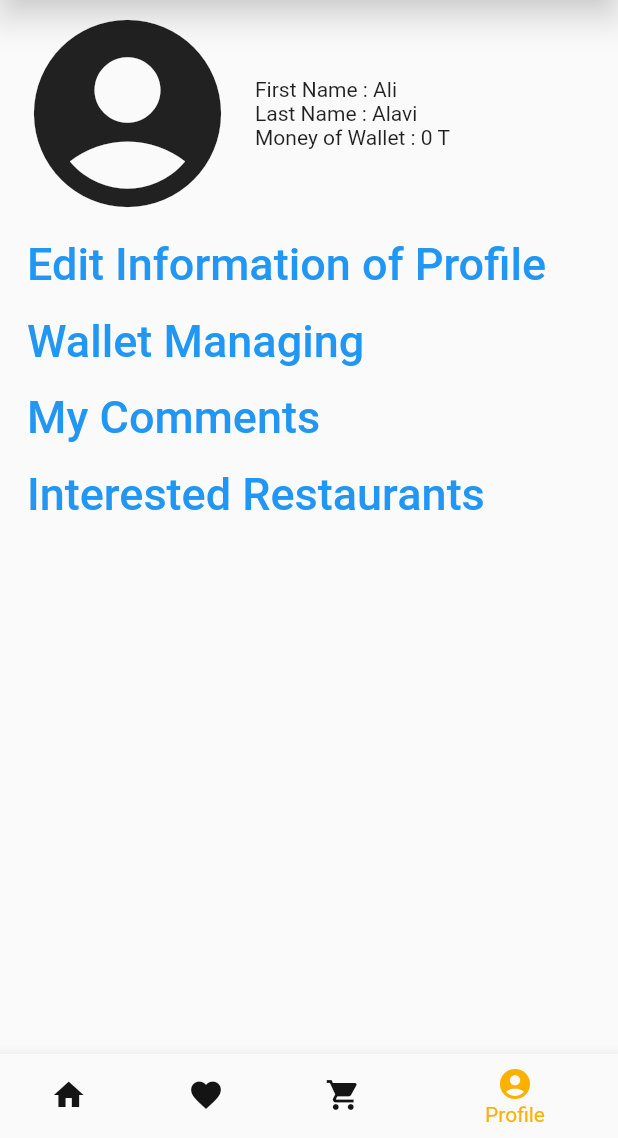
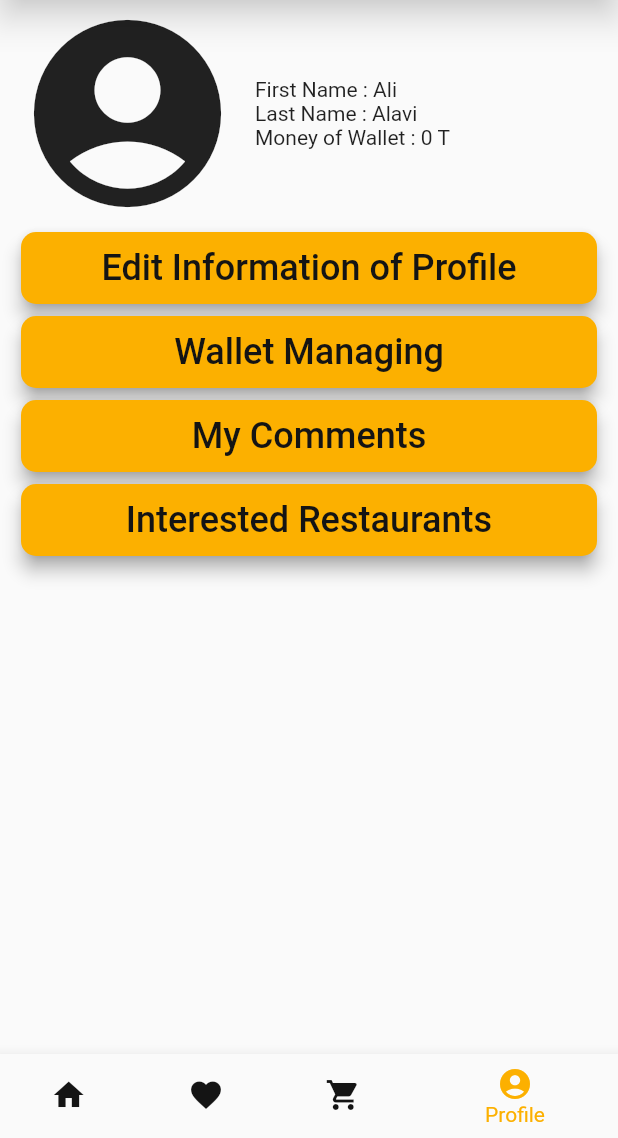
Before and after one commit to seyed-mostafa/customer_app, a Flutter app: the screen it shows after launch, item 4 of the bottom bar chosen, on a phone screen of 412 x 824 dp, the part 98-1236 px from its top. Run offline on Flutter 3.47's test engine with Material 2 defaults, Android fonts, the light colour scheme and no system bars; our stand-ins replace google_maps_flutter.

Commit message:
ظاهرهوم پیج

```diff
--- a/lib/EditProfile.dart
+++ b/lib/EditProfile.dart
@@ -258,7 +258,7 @@ class _EditProfileState extends State<EditProfile> {
                         widget.currentCustomer.setName(_inputFirstName);
                         widget.currentCustomer.setLastName(_inputLastName);
                         widget.currentCustomer.setPassword(inputPassword);
-                        widget.currentCustomer.setPassword(inputPhoneNumber);
+                        widget.currentCustomer.setPhoneNumber(inputPhoneNumber);
                         Navigator.pushReplacement(context, MaterialPageRoute(
                             builder: (context) => Nav(widget.currentCustomer)
                         ));
--- a/lib/Pages/ProfilePage.dart
+++ b/lib/Pages/ProfilePage.dart
@@ -1,6 +1,7 @@
 
 
 import 'package:customer_app/Objects/Customer.dart';
+import 'package:customer_app/Objects/theme.dart';
 import 'package:customer_app/Pages/MyComment.dart';
 import 'package:customer_app/data/Restaurent.dart';
 import 'package:flutter/material.dart';
@@ -47,18 +48,26 @@ class _ProfileState extends State<Profile> {
     }
 
     Widget choicesWidget(String title, Widget page){
-      return TextButton(
-          onPressed: (){
-            Navigator.push(context, MaterialPageRoute(builder: (context) => page));
-          },
-          child: Text(title, style: TextStyle(fontSize: 30),)
+      return Card(
+        shadowColor: theme.black,
+        elevation: 5,
+        shape: RoundedRectangleBorder(
+          borderRadius: BorderRadius.circular(10),
+        ),
+        color: theme.yellow,
+        child: TextButton(
+            onPressed: (){
+              Navigator.push(context, MaterialPageRoute(builder: (context) => page));
+            },
+            child: Text(title, style: TextStyle(fontSize: 24, color: theme.black),)
+        ),
       );
     }
 
     return Container(
-      padding: EdgeInsets.only(left: 10),
-      child: Column(
-        crossAxisAlignment: CrossAxisAlignment.start,
+      padding: EdgeInsets.only(left: 10, right: 10),
+      child: ListView(
+        //crossAxisAlignment: CrossAxisAlignment.stretch,
         children: [
           SizedBox(height: 10,),
           informationWidget(),
```
Also changed, not shown: lib/Pages/HomePage.dart (+82 -6 lines).
